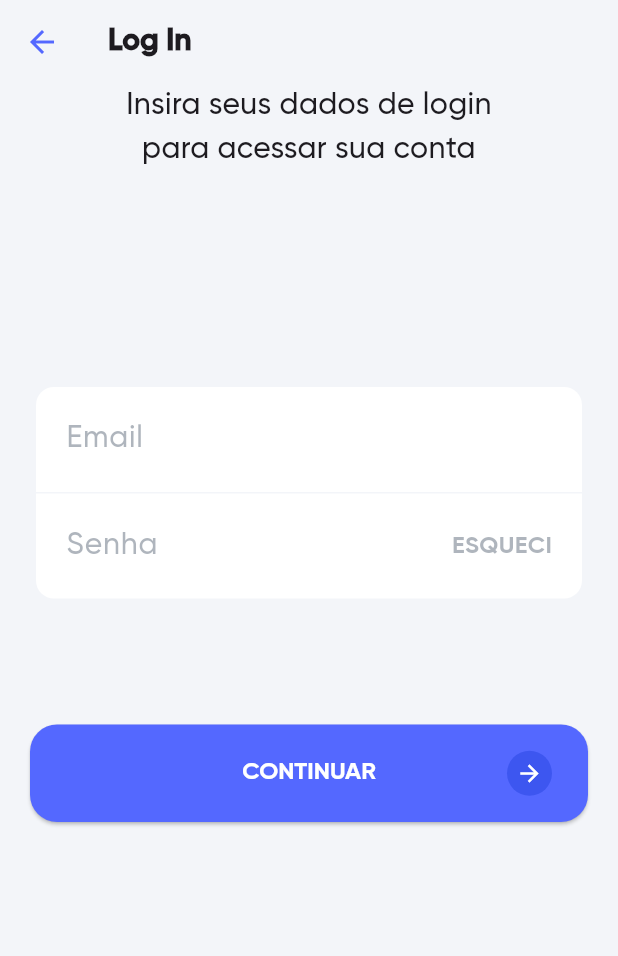
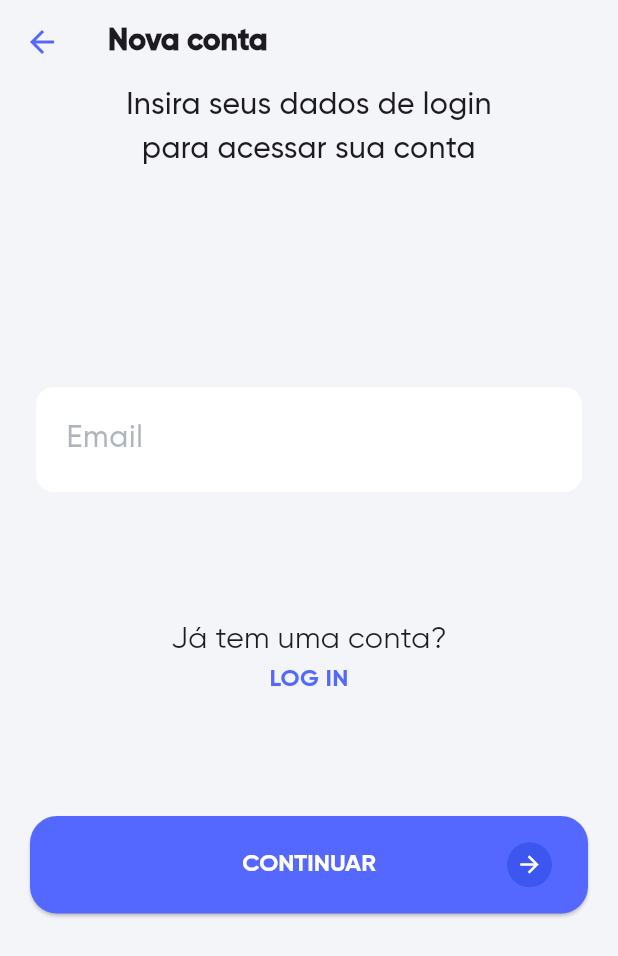
Before and after one commit to keikezon/coursezy-flutter, a Flutter app: the screen it shows after launch, on a phone screen of 412 x 824 dp. Shown: the top 956 px of the screen. Run offline on Flutter 3.47's test engine with Material 3 defaults, Android fonts, the phone set to English and light mode, and no system bars; our stand-ins replace flutter_riverpod, go_router; accounts and stored records are empty.

Commit message:
Sign in page

```diff
--- a/lib/app.dart
+++ b/lib/app.dart
@@ -1,16 +1,19 @@
 // app.dart
+import 'package:coursezy/features/auth/presentation/pages/sign_in_page.dart';
 import 'package:flutter/material.dart';
-import 'features/auth/presentation/pages/login_page.dart';
 import 'package:flutter_localizations/flutter_localizations.dart';
 import 'generated/l10n.dart';
+import 'router.dart';
 
 class MyApp extends StatelessWidget {
   const MyApp({super.key});
 
   @override
   Widget build(BuildContext context) {
-    return MaterialApp(
+    return MaterialApp.router(
+      routerConfig: router,
       locale: const Locale('pt', 'BR'),
+      debugShowCheckedModeBanner: false,
       localizationsDelegates: const [
         S.delegate,
         GlobalMaterialLocalizations.delegate,
@@ -20,7 +23,7 @@ class MyApp extends StatelessWidget {
       supportedLocales: S.delegate.supportedLocales,
       title: 'Coursezy',
       theme: ThemeData(primarySwatch: Colors.blue),
-      home: const LoginPage(),
+      builder: (context, child) => child!,
     );
   }
 }
--- a/lib/core/providers/logger_provider.dart
+++ b/lib/core/providers/logger_provider.dart
@@ -5,7 +5,7 @@ final loggerProvider = Provider((ref) => Logger());
 
 class Logger {
   void log(String message) {
-    // Aqui você poderia integrar com Firebase Crashlytics, Sentry, etc.
+    // Integrar com Firebase Crashlytics, Sentry, etc.
     debugPrint('[LOG]: $message');
   }
 }
--- a/lib/features/auth/presentation/pages/login_page.dart
+++ b/lib/features/auth/presentation/pages/login_page.dart
@@ -5,6 +5,7 @@ import 'package:coursezy/shared/widgets/custom_button.dart';
 import 'package:coursezy/shared/widgets/custom_textfield.dart';
 import 'package:flutter/material.dart';
 import 'package:flutter_riverpod/flutter_riverpod.dart';
+import 'package:go_router/go_router.dart';
 import '../providers/auth_provider.dart';
 
 class LoginPage extends ConsumerStatefulWidget {
@@ -36,7 +37,7 @@ class _LoginPageState extends ConsumerState<LoginPage> {
         leading: IconButton(
           icon: const Icon(Icons.arrow_back, color: AppColor.bluePrimary),
           onPressed: () {
-            // handle the press
+            context.pop();
           },
         ),
       ),
--- /dev/null
+++ b/lib/features/auth/presentation/pages/sign_in_page.dart
@@ -0,0 +1,136 @@
+import 'package:coursezy/generated/l10n.dart';
+import 'package:coursezy/shared/styles/colors.dart';
+import 'package:coursezy/shared/styles/text.dart';
+import 'package:coursezy/shared/widgets/custom_button.dart';
+import 'package:coursezy/shared/widgets/custom_textfield.dart';
+import 'package:flutter/material.dart';
+import 'package:flutter_riverpod/flutter_riverpod.dart';
+import 'package:go_router/go_router.dart';
+import '../providers/auth_provider.dart';
+
+class SignInPage extends ConsumerStatefulWidget {
+  const SignInPage({super.key});
+
+  @override
+  ConsumerState<SignInPage> createState() => _SignInPageState();
+}
+
+class _SignInPageState extends ConsumerState<SignInPage> {
+  final TextEditingController _emailController = TextEditingController();
+  final TextEditingController _passwordController = TextEditingController();
+
+  void _continue() {
+    final email = _emailController.text;
+    final password = _passwordController.text;
+    ref.read(authProvider.notifier).login(email, password);
+  }
+
+  bool _obscurePassword = true;
+
+  void _toggleObscure() {
+    setState(() {
+      _obscurePassword = !_obscurePassword;
+    });
+  }
+
+  @override
+  Widget build(BuildContext context) {
+    final authState = ref.watch(authProvider);
+
+    return Scaffold(
+      backgroundColor: AppColor.backgroundPrimary,
+      appBar: AppBar(
+        title: Text(S.of(context).newAccount, style: TextStyles.gilroyBold),
+        backgroundColor: AppColor.backgroundPrimary,
+        leading: IconButton(
+          icon: const Icon(Icons.arrow_back, color: AppColor.bluePrimary),
+          onPressed: () {
+            // handle the press
+          },
+        ),
+      ),
+      body: Center(
+        child: Padding(
+          padding: const EdgeInsets.only(left: 20, right: 20, top: 0),
+          child: authState.when(
+            data: (user) {
+              return Column(
+                children: [
+                  Center(
+                    child: Container(
+                      width: 250,
+                      alignment: Alignment.topCenter,
+                      child: Text(
+                        S.of(context).loginTitle,
+                        style: TextStyles.gilroyMedium,
+                        textAlign: TextAlign.center,
+                      ),
+                    ),
+                  ),
+                  Column(
+                    children: [
+                      const SizedBox(height: 140),
+                      Card(
+                        color: AppColor.white,
+                        elevation: 0,
+                        shadowColor: AppColor.backgroundPrimary,
+                        child: Column(
+                          children: [
+                            user == null
+                                ? CustomTextField(
+                                  controller: _emailController,
+                                  label: S.of(context).email,
+                                )
+                                : CustomTextField(
+                                  controller: _passwordController,
+                                  suffixIcon: GestureDetector(
+                                    onTap: () => _toggleObscure(),
+                                    child: Padding(
+                                      padding: const EdgeInsets.all(20),
+                                      child: Text(
+                                        _obscurePassword
+                                            ? S.of(context).show.toUpperCase()
+                                            : S.of(context).hide.toUpperCase(),
+                                        style: TextStyles.gilroyBoldAlpha,
+                                      ),
+                                    ),
+                                  ),
+                                  label: S.of(context).password,
+                                  obscureText: _obscurePassword,
+                                ),
+                          ],
+                        ),
+                      ),
+                      const SizedBox(height: 80),
+                      Text(
+                        S.of(context).hasAccount,
+                        style: TextStyles.gilroyRegular,
+                      ),
+                      GestureDetector(
+                        onTap: () => context.push('/login'),
+                        child: Text(
+                          S.of(context).login.toUpperCase(),
+                          style: TextStyles.gilroyBold16.copyWith(
+                            color: AppColor.bluePrimary,
+                          ),
+                        ),
+                      ),
+                      const SizedBox(height: 80),
+                      CustomButton(
+                        label: S.of(context).continueBtn,
+                        onPressed: _continue,
+                        showIcon: true,
+                      ),
+                    ],
+                  ),
+                ],
+              );
+            },
+            loading: () => const Center(child: CircularProgressIndicator()),
+            error: (e, _) => Text('Error: $e'),
+          ),
+        ),
+      ),
+    );
+  }
+}
--- a/lib/l10n/intl_en.arb
+++ b/lib/l10n/intl_en.arb
@@ -8,5 +8,10 @@
   "logout": "Logout",
   "continueBtn": "continue",
   "loginTitle": "Enter your login details to access your account",
-  "forgot": "forgot"
+  "forgot": "forgot",
+  "newAccount": "New Account",
+  "newAccountTitle": "Start by entering your email address below.",
+  "show": "show",
+  "hide": "hide",
+  "hasAccount": "Already have an account?"
 }
--- a/lib/l10n/intl_pt.arb
+++ b/lib/l10n/intl_pt.arb
@@ -8,5 +8,10 @@
   "logout": "Sair",
   "continueBtn": "continuar",
   "loginTitle": "Insira seus dados de login para acessar sua conta",
-  "forgot": "esqueci"
+  "forgot": "esqueci",
+  "newAccount": "Nova conta",
+  "newAccountTitle": "Comece inserindo seu endereço de e-mail abaixo.",
+  "show": "mostrar",
+  "hide": "esconder",
+  "hasAccount": "Já tem uma conta?"
 }
--- /dev/null
+++ b/lib/router.dart
@@ -0,0 +1,13 @@
+import 'package:coursezy/features/auth/presentation/pages/login_page.dart';
+import 'package:coursezy/features/auth/presentation/pages/sign_in_page.dart';
+import 'package:go_router/go_router.dart';
+
+// GoRouter configuration
+final router = GoRouter(
+  routes: [
+    GoRoute(path: '/', builder: (context, state) => LoginPage()),
+    GoRoute(path: '/login', builder: (context, state) => LoginPage()),
+    GoRoute(path: '/sign-in', builder: (context, state) => SignInPage()),
+  ],
+  initialLocation: '/sign-in',
+);
--- a/lib/shared/styles/text.dart
+++ b/lib/shared/styles/text.dart
@@ -31,4 +31,9 @@ class TextStyles {
     fontFamily: 'Gilroy-Bold',
     fontSize: 16,
   );
+
+  static TextStyle gilroyRegular = TextStyle(
+    fontFamily: 'Gilroy-Regular',
+    fontSize: 20,
+  );
 }
--- a/pubspec.yaml
+++ b/pubspec.yaml
@@ -16,6 +16,7 @@ dependencies:
   intl: ^0.20.2
   flutter_localizations:
     sdk: flutter
+  go_router: ^16.0.0
 
 dev_dependencies:
   intl_utils: ^2.8.10
```
Also changed, not shown: lib/generated/intl/messages_en.dart, lib/generated/intl/messages_pt.dart, lib/generated/l10n.dart, pubspec.lock, 13 other files.
